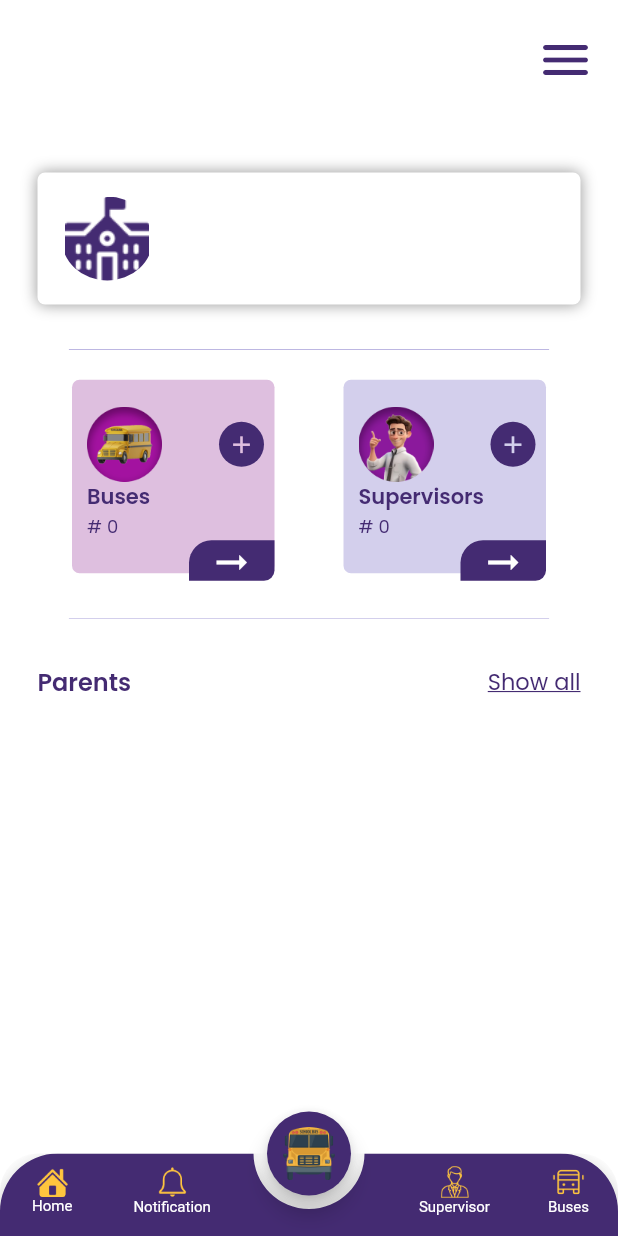
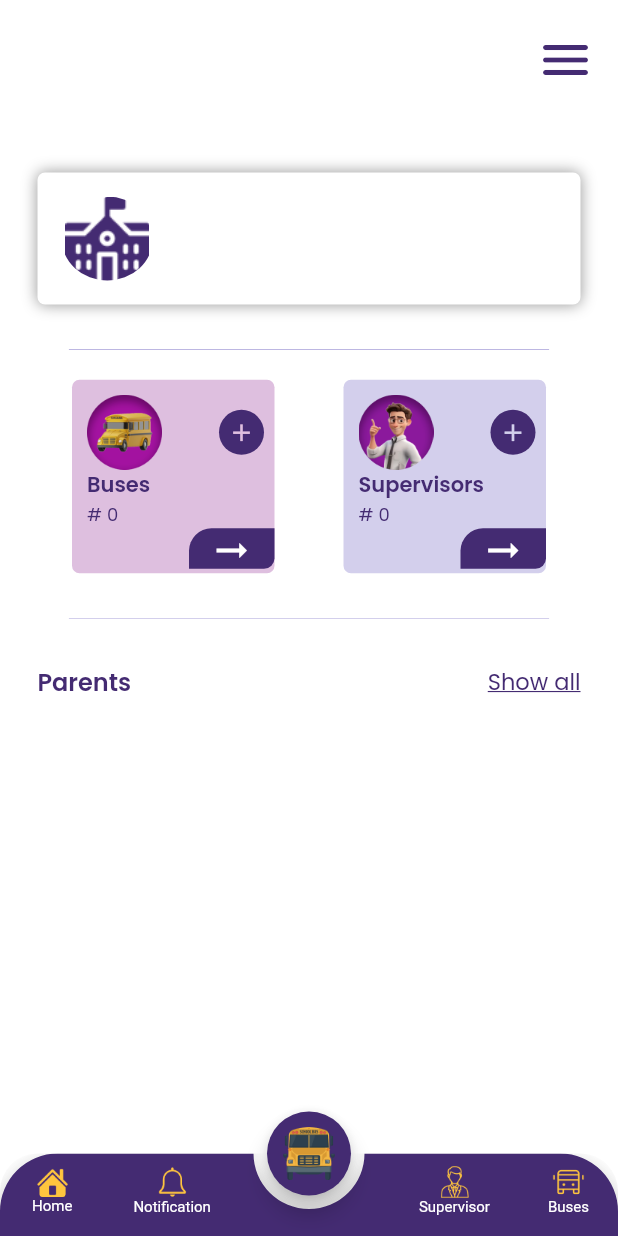
Before and after one commit to mohamedsalah918101/School-Bus, a Flutter app: the HomeScreen screen opened directly, on a phone screen of 412 x 824 dp. Run offline on Flutter 3.47's test engine with Material 2 defaults, Android fonts, the phone set to English and light mode, and no system bars; our stand-ins replace cloud_firestore, dotted_line, firebase_auth, firebase_core, firebase_dynamic_links, firebase_messaging and 15 more; missing offline and left inert: fdottedline_nullsafety, flutter_gif, flutter_phone_direct_caller, fluttercontactpicker, google_maps_place_picker_mb, google_places_autocomplete_text_field and 1 more; accounts and stored records are empty; network calls fail.

Commit message:
version  11/6/2024 7:50

```diff
--- a/lib/screens/homeScreen.dart
+++ b/lib/screens/homeScreen.dart
@@ -409,7 +409,7 @@ class _HomeScreenState extends State<HomeScreen> {
                                         child: Align(alignment: AlignmentDirectional.topStart,
                                           child: Column(
                                             children: [
-                                              SizedBox(height: 18,),
+                                              SizedBox(height: 10,),
                                               Row(
                                                 children: [
                                                   Padding(
@@ -495,7 +495,7 @@ class _HomeScreenState extends State<HomeScreen> {
                                         child: Align(alignment: AlignmentDirectional.topStart,
                                           child: Column(
                                             children: [
-                                              SizedBox(height: 18,),
+                                              SizedBox(height: 10,),
                                               Row(
                                                 children: [
                                                   Padding(
```
